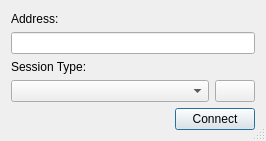
Old version of the form source/client/ui/client_dialog.ui in the repository dchapyshev/aspia.
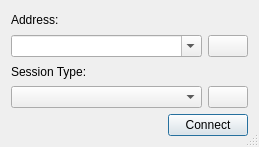
New version of the form. Icons and pictures are not drawn.

```diff
--- a/source/client/ui/client_dialog.ui
+++ b/source/client/ui/client_dialog.ui
@@ -6,8 +6,8 @@
    <rect>
     <x>0</x>
     <y>0</y>
-    <width>266</width>
-    <height>141</height>
+    <width>259</width>
+    <height>147</height>
    </rect>
   </property>
   <property name="sizePolicy">
@@ -33,11 +33,35 @@
       </widget>
      </item>
      <item>
-      <widget class="QLineEdit" name="edit_address">
+      <layout class="QHBoxLayout" name="horizontalLayout_3">
+       <item>
+        <widget class="QComboBox" name="combo_address">
+         <property name="editable">
+          <bool>true</bool>
+         </property>
+        </widget>
+       </item>
+       <item>
+        <widget class="QPushButton" name="button_clear">
+         <property name="sizePolicy">
+          <sizepolicy hsizetype="Fixed" vsizetype="Fixed">
+           <horstretch>0</horstretch>
+           <verstretch>0</verstretch>
+          </sizepolicy>
+         </property>
        <property name="text">
         <string/>
        </property>
-      </widget>
+         <property name="icon">
+          <iconset resource="../resources/client.qrc">
+           <normaloff>:/img/broom.png</normaloff>:/img/broom.png</iconset>
+         </property>
+         <property name="autoDefault">
+          <bool>false</bool>
+         </property>
+        </widget>
+       </item>
+      </layout>
      </item>
      <item>
       <widget class="QLabel" name="label_session_type">
```
Lines whose indentation alone changed are shown as unchanged.
